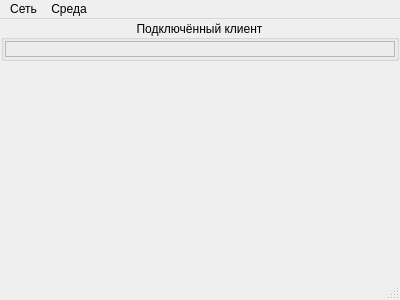
Old version of the form main-window.ui in the repository Intueor/Z-Hub.
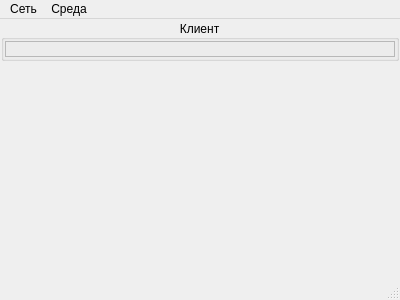
New version of the form. Icons and pictures are not drawn.

Commit message: Доработка пунктов меню.

```diff
--- a/main-window.ui
+++ b/main-window.ui
@@ -37,7 +37,7 @@
     <item>
      <widget class="QGroupBox" name="groupBox_ConnectedClient">
       <property name="title">
-       <string>Подключённый клиент</string>
+       <string>Клиент</string>
       </property>
       <property name="alignment">
        <set>Qt::AlignCenter</set>
```
Left out of the diff: 15 changed lines with no effect on the pictures.
